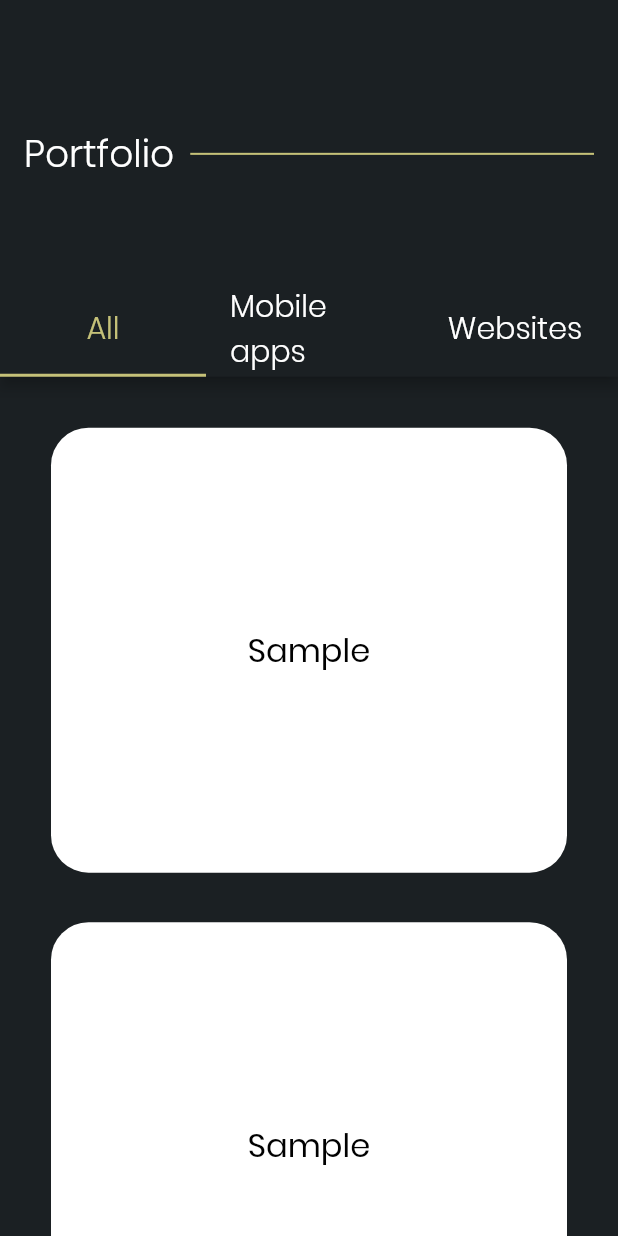
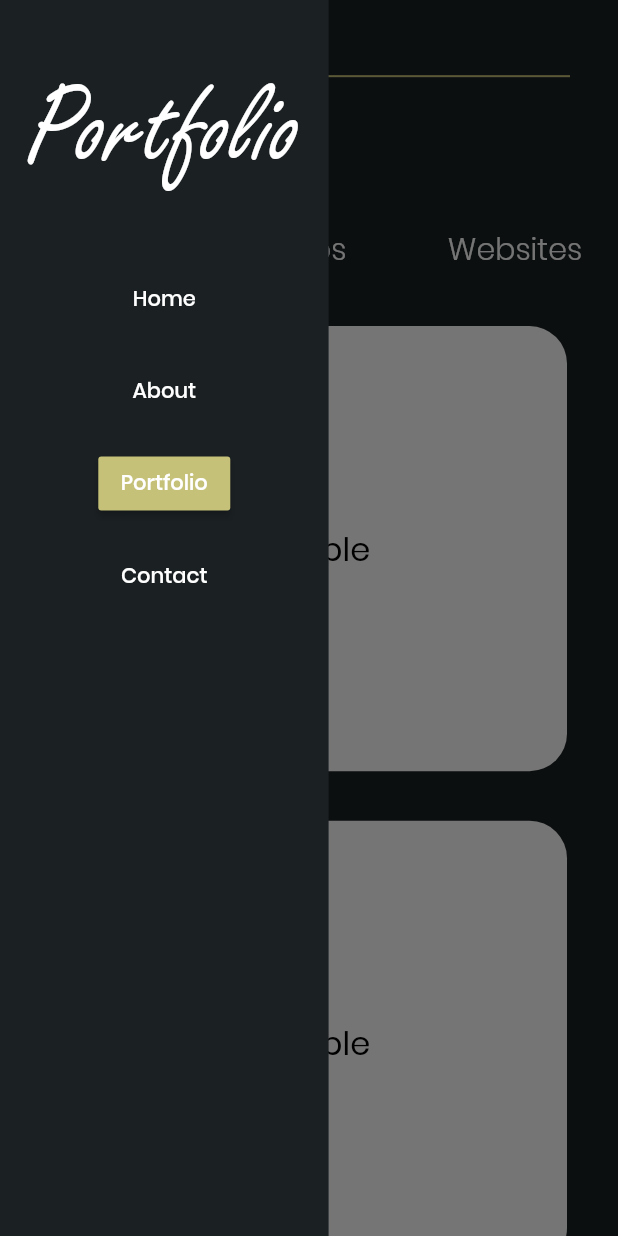
Before and after one commit to AmrMonzir/my_portfolio, a Flutter app: the MobilePortfolio screen opened directly, with the side drawer open (before the commit the screen has no drawer), on a phone screen of 412 x 824 dp. Run offline on Flutter 3.47's test engine with Material 2 defaults, Android fonts, the phone set to English and light mode, and no system bars; drawn by our look-alikes of auto_size_text; our stand-ins replace flutter_screenutil, flutter_svg, get, responsive_builder, url_strategy.

Commit message:
added drawer for mobile version and the necessary changes

```diff
--- a/lib/home/desktop_home.dart
+++ b/lib/home/desktop_home.dart
@@ -37,7 +37,7 @@ class DesktopHomePage extends StatelessWidget {
         Divider(color: Color(0xff707070)),
         SizedBox(height: 40.h),
         Container(
-          child: DesktopAbout(),
+          child: DesktopAbout(inHome: true),
           height: 1217.h,
         ),
         SizedBox(height: 40.h),
@@ -59,7 +59,7 @@ class DesktopHomePage extends StatelessWidget {
         Divider(color: kAccentColor),
         SizedBox(height: 40.h),
         Container(
-          child: DesktopConnect(),
+          child: DesktopConnect(inHome: true),
           height: 1190.h,
         ),
         Divider(color: kAccentColor),
--- a/lib/home/fragments/my_info_column.dart
+++ b/lib/home/fragments/my_info_column.dart
@@ -110,7 +110,7 @@ class MyInfoColumn extends StatelessWidget {
                 padding: const EdgeInsets.all(16.0),
                 child: Row(
                   mainAxisAlignment: crossAlignment != null
-                      ? MainAxisAlignment.center
+                      ? MainAxisAlignment.spaceBetween
                       : MainAxisAlignment.start,
                   children: [
                     Expanded(
--- a/lib/main.dart
+++ b/lib/main.dart
@@ -18,7 +18,7 @@ class MyApp extends StatelessWidget {
     return ScreenUtilInit(
       designSize: Size(1920, 1217),
       builder: () => MaterialApp(
-        title: 'Flutter Demo',
+        title: 'Amr Monzir',
         theme: ThemeData(
             primarySwatch: Colors.grey,
             primaryColor: kPrimaryColor,
--- a/lib/portfolio/mobile_portfolio.dart
+++ b/lib/portfolio/mobile_portfolio.dart
@@ -1,13 +1,14 @@
 import 'package:auto_size_text/auto_size_text.dart';
 import 'package:flutter/material.dart';
 import 'package:my_portfolio/constants.dart';
+import 'package:my_portfolio/widgets/my_drawer.dart';
 import 'package:my_portfolio/widgets/top_bar.dart';
 import 'package:flutter_screenutil/flutter_screenutil.dart';
 
 class MobilePortfolio extends StatefulWidget {
-  final bool includeTopBar;
+  final bool inHome;
 
-  const MobilePortfolio({required this.includeTopBar});
+  const MobilePortfolio({required this.inHome});
   @override
   _MobilePortfolioState createState() => _MobilePortfolioState();
 }
@@ -15,11 +16,7 @@ class MobilePortfolio extends StatefulWidget {
 class _MobilePortfolioState extends State<MobilePortfolio>
     with TickerProviderStateMixin {
   late TabController _tabController;
-  Map<int, bool> tabSelected = {
-    0: true,
-    1: false,
-    2: false,
-  };
+  int tabSelected = 0;
 
   @override
   void initState() {
@@ -27,14 +24,7 @@ class _MobilePortfolioState extends State<MobilePortfolio>
     _tabController.addListener(() {
       if (!_tabController.indexIsChanging) {
         setState(() {
-          for (int i = 0; i < tabSelected.length; i++) {
-            setState(() {
-              tabSelected[i] = false;
-            });
-          }
-          setState(() {
-            tabSelected[_tabController.index] = true;
-          });
+          tabSelected = _tabController.index;
         });
       }
     });
@@ -46,26 +36,20 @@ class _MobilePortfolioState extends State<MobilePortfolio>
     return Scaffold(
       backgroundColor: kPrimaryColor,
       appBar: AppBar(
-        toolbarHeight: 300.h,
-        titleSpacing: 0,
+          automaticallyImplyLeading: widget.inHome ? false : true,
+          elevation: widget.inHome ? 0 : 4,
+          centerTitle: true,
           title: Column(
             children: [
-            widget.includeTopBar
-                ? Column(
-                    children: [
-                      SizedBox(height: 50.h),
-                      TopBar(navIndex: 2),
-                    ],
-                  )
-                : Container(),
               Padding(
-              padding: const EdgeInsets.fromLTRB(16, 16, 16, 0),
+                padding: const EdgeInsets.fromLTRB(16, 0, 16, 0),
                 child: Row(
                   mainAxisAlignment: MainAxisAlignment.spaceBetween,
                   children: [
                     Text(
                       "Portfolio",
-                    style: TextStyle(fontSize: 25, fontWeight: FontWeight.w300),
+                      style:
+                          TextStyle(fontSize: 25, fontWeight: FontWeight.w300),
                     ),
                     Expanded(
                       child: Row(
@@ -83,31 +67,31 @@ class _MobilePortfolioState extends State<MobilePortfolio>
                   ],
                 ),
               ),
-            widget.includeTopBar ? SizedBox(height: 50.h) : Container(),
+              widget.inHome ? SizedBox(height: 50.h) : Container(),
             ],
           ),
-        automaticallyImplyLeading: false,
           bottom: TabBar(
             controller: _tabController,
             tabs: [
               Text("All",
                   style: TextStyle(
-                    color: tabSelected[0]! ? kAccentColor : Colors.white,
+                      color: tabSelected == 0 ? kAccentColor : Colors.white,
                       fontWeight: FontWeight.w300,
                       fontSize: 20)),
-            AutoSizeText("Mobile apps",
+              AutoSizeText("Apps",
                   style: TextStyle(
-                    color: tabSelected[1]! ? kAccentColor : Colors.white,
+                      color: tabSelected == 1 ? kAccentColor : Colors.white,
                       fontWeight: FontWeight.w300,
                       fontSize: 20)),
               AutoSizeText("Websites",
                   style: TextStyle(
-                    color: tabSelected[2]! ? kAccentColor : Colors.white,
+                      color: tabSelected == 2 ? kAccentColor : Colors.white,
                       fontWeight: FontWeight.w300,
                       fontSize: 20)),
             ],
           ),
-      ),
+          toolbarHeight: 200.h),
+      drawer: MyDrawer(indexSelected: 2),
       body: TabBarView(
         controller: _tabController,
         children: [
--- a/lib/portfolio/portfolio.dart
+++ b/lib/portfolio/portfolio.dart
@@ -13,9 +13,7 @@ class Portfolio extends StatelessWidget {
           return Scaffold(
               body: DesktopPortfolio(includeTopBar: true),
               backgroundColor: kPrimaryColor);
-        return MobilePortfolio(
-          includeTopBar: true,
-        );
+        return MobilePortfolio(inHome: false);
       },
     );
   }
--- /dev/null
+++ b/lib/widgets/my_drawer.dart
@@ -0,0 +1,75 @@
+import 'package:auto_size_text/auto_size_text.dart';
+import 'package:flutter/material.dart';
+import 'package:flutter_screenutil/flutter_screenutil.dart';
+import 'package:my_portfolio/constants.dart';
+
+class MyDrawer extends StatelessWidget {
+  final int indexSelected;
+
+  const MyDrawer({required this.indexSelected});
+
+  @override
+  Widget build(BuildContext context) {
+    return Container(
+      color: kPrimaryColor,
+      child: Column(
+        children: [
+          SizedBox(height: 60.h),
+          Padding(
+            padding: EdgeInsets.only(left: 84.w, right: 84.w),
+            child: AutoSizeText(
+              "Portfolio",
+              maxLines: 1,
+              maxFontSize: 80,
+              minFontSize: 20,
+              style: TextStyle(
+                  color: Colors.white, fontFamily: "Freestyle", fontSize: 80),
+            ),
+          ),
+          SizedBox(height: 60.h),
+          MaterialButton(
+              padding: EdgeInsets.all(8.w),
+              onPressed: () {
+                Navigator.of(context).pushNamed('/');
+              },
+              color: indexSelected == 0 ? kAccentColor : null,
+              hoverColor: kAccentColor.withOpacity(0.3),
+              child: AutoSizeText("Home",
+                  maxLines: 1, style: kAppBarButtonTextStyle)),
+          SizedBox(height: 20.h),
+          MaterialButton(
+              padding: EdgeInsets.all(8.w),
+              onPressed: () {
+                if (ModalRoute.of(context)!.settings.name != "/about")
+                  Navigator.of(context).pushNamed('/about');
+              },
+              color: indexSelected == 1 ? kAccentColor : null,
+              hoverColor: kAccentColor.withOpacity(0.3),
+              child: AutoSizeText("About",
+                  maxLines: 1, style: kAppBarButtonTextStyle)),
+          SizedBox(height: 20.h),
+          MaterialButton(
+              padding: EdgeInsets.all(8.w),
+              onPressed: () {
+                if (ModalRoute.of(context)!.settings.name != "/portfolio")
+                  Navigator.of(context).pushNamed('/portfolio');
+              },
+              hoverColor: kAccentColor.withOpacity(0.3),
+              color: indexSelected == 2 ? kAccentColor : null,
+              child: AutoSizeText("Portfolio",
+                  maxLines: 1, style: kAppBarButtonTextStyle)),
+          SizedBox(height: 20.h),
+          MaterialButton(
+              padding: EdgeInsets.all(8.w),
+              onPressed: () {
+                Navigator.of(context).pushNamed("/contact");
+              },
+              hoverColor: kAccentColor.withOpacity(0.3),
+              color: indexSelected == 3 ? kAccentColor : null,
+              child: AutoSizeText("Contact",
+                  maxLines: 1, style: kAppBarButtonTextStyle)),
+        ],
+      ),
+    );
+  }
+}
```
Also changed, not shown: lib/about/about.dart (+6 -19 lines), lib/about/desktop_about.dart (+17 -3 lines), lib/about/mobile_about.dart (+13 -1 lines), lib/connect/connect.dart (+6 -14 lines), lib/connect/desktop_connect.dart (+30 -11 lines), lib/connect/mobile_connect.dart (+15 -2 lines), lib/home/home.dart (+7 -1 lines), lib/home/mobile_home.dart (+16 -9 lines), 1 other file. Lines whose indentation alone changed are shown as unchanged.
